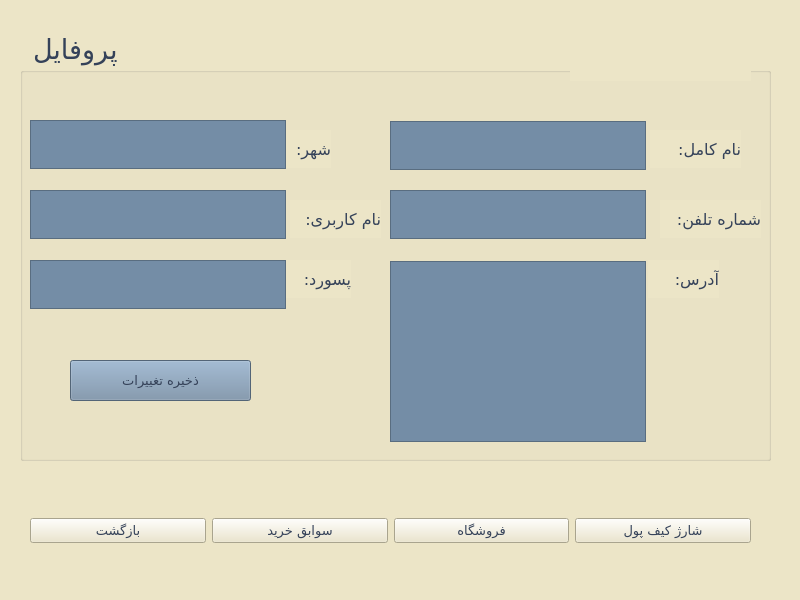
Before: the Qt Designer form Project_Ap/clientprof.ui in AP-projects-4001/metagoofill, drawn with Qt 5.
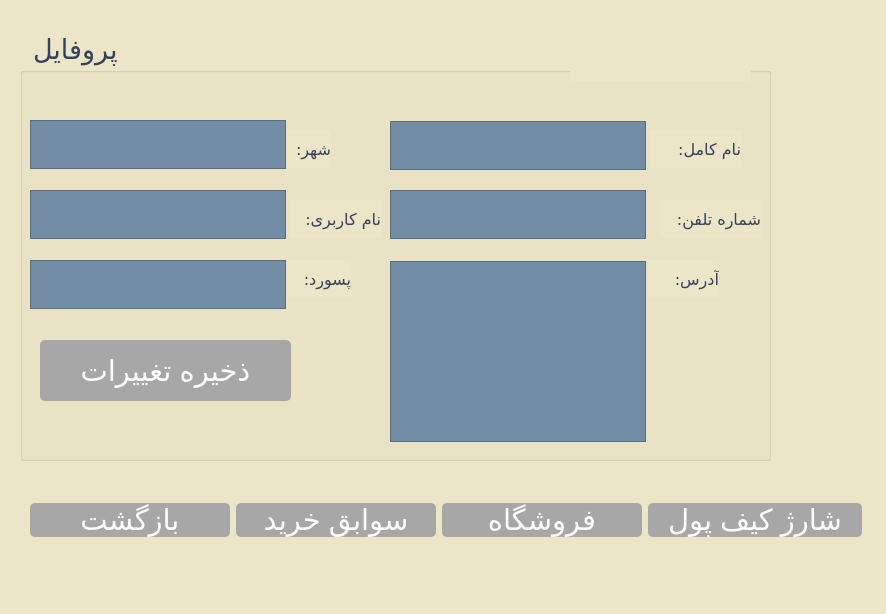
After: the same form once the commit is applied.

Diff of the .ui file:
```diff
--- a/Project_Ap/clientprof.ui
+++ b/Project_Ap/clientprof.ui
@@ -6,8 +6,8 @@
    <rect>
     <x>0</x>
     <y>0</y>
-    <width>800</width>
-    <height>600</height>
+    <width>886</width>
+    <height>614</height>
    </rect>
   </property>
   <property name="windowTitle">
@@ -22,8 +22,8 @@
     <property name="geometry">
      <rect>
       <x>30</x>
-      <y>500</y>
-      <width>721</width>
+      <y>490</y>
+      <width>832</width>
       <height>61</height>
      </rect>
     </property>
@@ -32,13 +32,22 @@
       <widget class="QPushButton" name="pushButton_4">
        <property name="font">
         <font>
-         <family>Lalezar</family>
-         <pointsize>10</pointsize>
+         <family>MS Shell Dlg 2</family>
+         <pointsize>22</pointsize>
+         <weight>50</weight>
+         <italic>false</italic>
+         <bold>false</bold>
         </font>
        </property>
        <property name="styleSheet">
-        <string notr="true">color: rgb(53, 66, 89);
-</string>
+        <string notr="true">QPushButton#pushButton_4 {
+padding-left: 20px;
+padding-right: 20px;
+font: 22pt &quot;MS Shell Dlg 2&quot;;
+border-radius: 5px;
+	background-color: rgb(167, 167, 167);
+color: #fefefe;
+}</string>
        </property>
        <property name="text">
         <string>بازگشت</string>
@@ -49,12 +58,22 @@
       <widget class="QPushButton" name="pushButton_6">
        <property name="font">
         <font>
-         <family>Lalezar</family>
-         <pointsize>10</pointsize>
+         <family>MS Shell Dlg 2</family>
+         <pointsize>22</pointsize>
+         <weight>50</weight>
+         <italic>false</italic>
+         <bold>false</bold>
         </font>
        </property>
        <property name="styleSheet">
-        <string notr="true">color: rgb(53, 66, 89);</string>
+        <string notr="true">QPushButton#pushButton_6 {
+padding-left: 20px;
+padding-right: 20px;
+font: 22pt &quot;MS Shell Dlg 2&quot;;
+border-radius: 5px;
+	background-color: rgb(167, 167, 167);
+color: #fefefe;
+}</string>
        </property>
        <property name="text">
         <string>سوابق خرید</string>
@@ -65,12 +84,22 @@
       <widget class="QPushButton" name="pushButton_7">
        <property name="font">
         <font>
-         <family>Lalezar</family>
-         <pointsize>10</pointsize>
+         <family>MS Shell Dlg 2</family>
+         <pointsize>22</pointsize>
+         <weight>50</weight>
+         <italic>false</italic>
+         <bold>false</bold>
         </font>
        </property>
        <property name="styleSheet">
-        <string notr="true">color: rgb(53, 66, 89);</string>
+        <string notr="true">QPushButton#pushButton_7 {
+padding-left: 20px;
+padding-right: 20px;
+font: 22pt &quot;MS Shell Dlg 2&quot;;
+border-radius: 5px;
+	background-color: rgb(167, 167, 167);
+color: #fefefe;
+}</string>
        </property>
        <property name="text">
         <string>فروشگاه</string>
@@ -81,13 +110,22 @@
       <widget class="QPushButton" name="pushButton_5">
        <property name="font">
         <font>
-         <family>Lalezar</family>
-         <pointsize>10</pointsize>
+         <family>MS Shell Dlg 2</family>
+         <pointsize>22</pointsize>
+         <weight>50</weight>
+         <italic>false</italic>
+         <bold>false</bold>
         </font>
        </property>
        <property name="styleSheet">
-        <string notr="true">color: rgb(53, 66, 89);
-</string>
+        <string notr="true">QPushButton#pushButton_5 {
+padding-left: 20px;
+padding-right: 20px;
+font: 22pt &quot;MS Shell Dlg 2&quot;;
+border-radius: 5px;
+	background-color: rgb(167, 167, 167);
+color: #fefefe;
+}</string>
        </property>
        <property name="text">
         <string>شارژ کیف پول</string>
@@ -115,6 +153,7 @@
      <font>
       <family>Lalezar</family>
       <pointsize>20</pointsize>
+      <weight>50</weight>
       <bold>false</bold>
      </font>
     </property>
@@ -262,21 +301,30 @@
     <widget class="QPushButton" name="pushButton_8">
      <property name="geometry">
       <rect>
-       <x>50</x>
-       <y>330</y>
-       <width>181</width>
-       <height>41</height>
+       <x>20</x>
+       <y>310</y>
+       <width>251</width>
+       <height>61</height>
       </rect>
      </property>
      <property name="font">
       <font>
-       <family>Lalezar</family>
-       <pointsize>10</pointsize>
+       <family>MS Shell Dlg 2</family>
+       <pointsize>22</pointsize>
+       <weight>50</weight>
+       <italic>false</italic>
+       <bold>false</bold>
       </font>
      </property>
      <property name="styleSheet">
-      <string notr="true">color: rgb(53, 66, 89);
-background-color: rgb(116, 141, 166);</string>
+      <string notr="true">QPushButton#pushButton_8 {
+padding-left: 20px;
+padding-right: 20px;
+font: 22pt &quot;MS Shell Dlg 2&quot;;
+border-radius: 5px;
+	background-color: rgb(167, 167, 167);
+color: #fefefe;
+}</string>
      </property>
      <property name="text">
       <string>ذخیره تغییرات</string>
```
Left out of the diff: 6 changed lines with no effect on the pictures.
